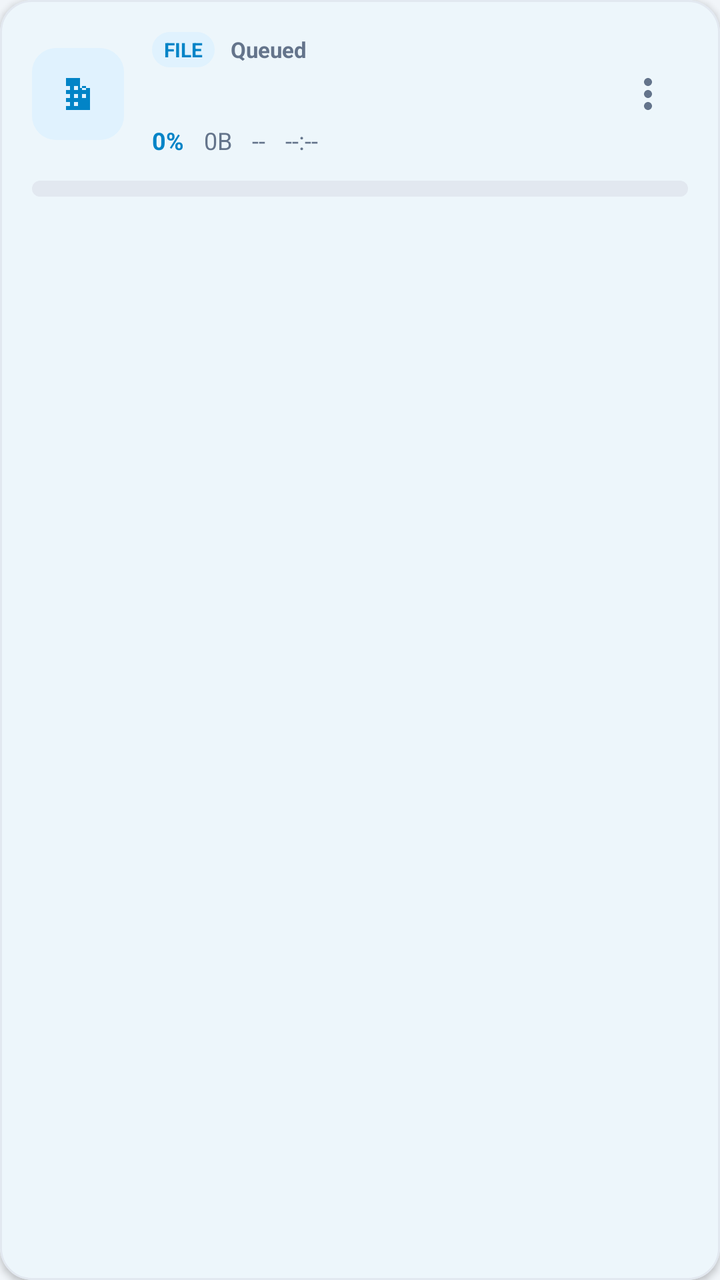
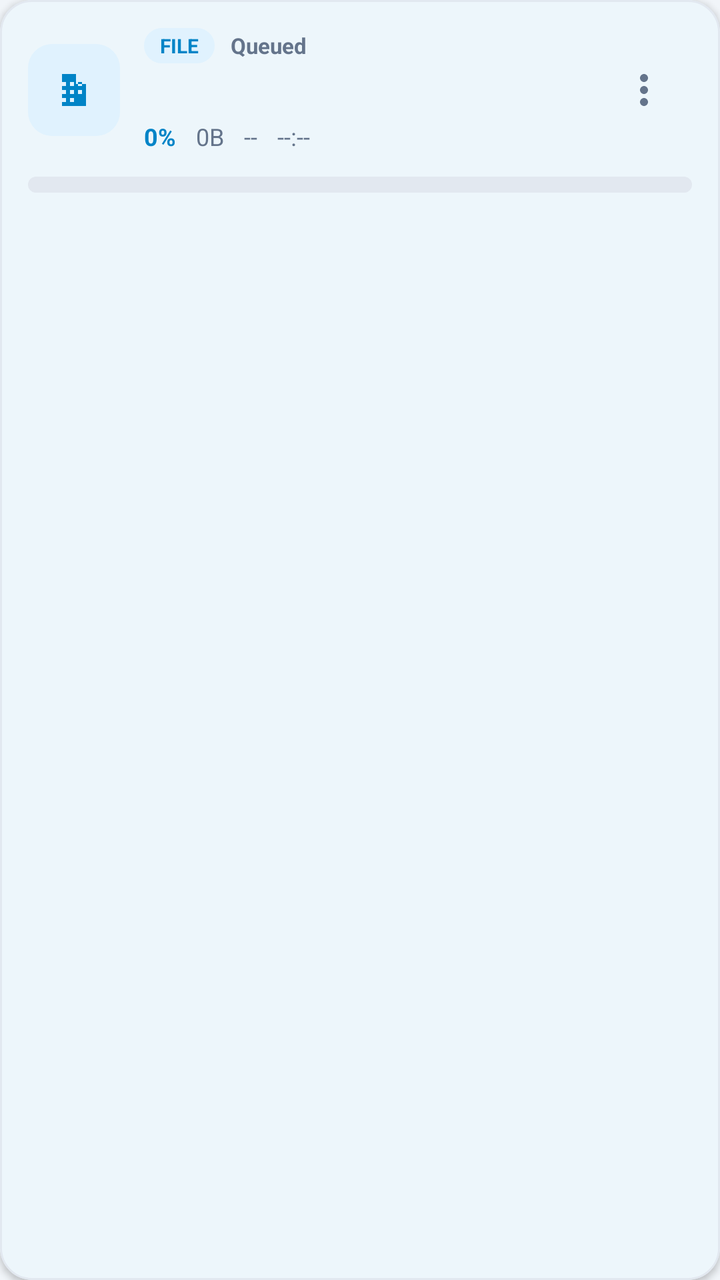

Screens rendered from an Android XML layout before and after an edit, with the pre-edit source and the edit as a unified diff.
<!-- AndroidManifest.xml: application theme Theme.DownloadManager -->
<!-- res/layout/item_download.xml -->
<?xml version="1.0" encoding="utf-8"?>
<com.google.android.material.card.MaterialCardView
    xmlns:android="http://schemas.android.com/apk/res/android"
    xmlns:app="http://schemas.android.com/apk/res-auto"
    android:layout_width="match_parent"
    android:layout_height="wrap_content"
    android:layout_marginVertical="6dp"
    android:layout_marginHorizontal="4dp"
    app:cardBackgroundColor="@color/colorSurface"
    app:cardCornerRadius="16dp"
    app:cardElevation="2dp"
    app:strokeColor="@color/colorBorder"
    app:strokeWidth="1dp">

    <LinearLayout
        android:layout_width="match_parent"
        android:layout_height="wrap_content"
        android:orientation="vertical"
        android:padding="16dp">

        <LinearLayout
            android:layout_width="match_parent"
            android:layout_height="wrap_content"
            android:gravity="center_vertical"
            android:orientation="horizontal">

            <FrameLayout
                android:layout_width="46dp"
                android:layout_height="46dp"
                android:layout_marginEnd="14dp"
                android:background="@drawable/icon_badge_background">

                <ImageView
                    android:id="@+id/ivFileType"
                    android:layout_width="24dp"
                    android:layout_height="24dp"
                    android:layout_gravity="center"
                    android:contentDescription="@string/downloads"
                    android:src="@drawable/ic_file"
                    app:tint="@color/colorPrimary" />
            </FrameLayout>

            <LinearLayout
                android:layout_width="0dp"
                android:layout_height="wrap_content"
                android:layout_weight="1"
                android:orientation="vertical">

                <LinearLayout
                    android:layout_width="match_parent"
                    android:layout_height="wrap_content"
                    android:gravity="center_vertical"
                    android:orientation="horizontal">

                    <TextView
                        android:id="@+id/tvCategoryBadge"
                        android:layout_width="wrap_content"
                        android:layout_height="wrap_content"
                        android:layout_marginEnd="8dp"
                        android:background="@drawable/icon_badge_background"
                        android:paddingHorizontal="6dp"
                        android:paddingVertical="2dp"
                        android:text="FILE"
                        android:textColor="@color/colorPrimary"
                        android:textSize="10sp"
                        android:textStyle="bold" />

                    <TextView
                        android:id="@+id/tvStatus"
                        android:layout_width="wrap_content"
                        android:layout_height="wrap_content"
                        android:text="@string/queued"
                        android:textColor="@color/gray"
                        android:textSize="11sp"
                        android:textStyle="bold" />
                </LinearLayout>

                <TextView
                    android:id="@+id/tvFilename"
                    android:layout_width="match_parent"
                    android:layout_height="wrap_content"
                    android:layout_marginTop="4dp"
                    android:ellipsize="end"
                    android:maxLines="2"
                    android:textAlignment="viewStart"
                    android:textColor="@color/colorOnSurface"
                    android:textDirection="firstStrong"
                    android:textSize="15sp"
                    android:textStyle="bold" />

                <LinearLayout
                    android:layout_width="match_parent"
                    android:layout_height="wrap_content"
                    android:layout_marginTop="4dp"
                    android:gravity="center_vertical"
                    android:orientation="horizontal">

                    <TextView
                        android:id="@+id/tvProgress"
                        android:layout_width="wrap_content"
                        android:layout_height="wrap_content"
                        android:text="0%"
                        android:textColor="@color/colorPrimary"
                        android:textSize="12sp"
                        android:textStyle="bold" />

                    <TextView
                        android:id="@+id/tvSize"
                        android:layout_width="wrap_content"
                        android:layout_height="wrap_content"
                        android:layout_marginStart="10dp"
                        android:text="0B"
                        android:textColor="@color/gray"
                        android:textSize="12sp" />

                    <TextView
                        android:id="@+id/tvSpeed"
                        android:layout_width="wrap_content"
                        android:layout_height="wrap_content"
                        android:layout_marginStart="10dp"
                        android:text="--"
                        android:textColor="@color/gray"
                        android:textSize="12sp" />

                    <TextView
                        android:id="@+id/tvEta"
                        android:layout_width="wrap_content"
                        android:layout_height="wrap_content"
                        android:layout_marginStart="10dp"
                        android:text="--:--"
                        android:textColor="@color/gray"
                        android:textSize="12sp" />
                </LinearLayout>
            </LinearLayout>

            <ImageView
                android:id="@+id/ivMore"
                android:layout_width="40dp"
                android:layout_height="40dp"
                android:background="?attr/selectableItemBackgroundBorderless"
                android:contentDescription="@string/more_options"
                android:padding="8dp"
                android:src="@drawable/ic_more_vert"
                app:tint="@color/gray" />
        </LinearLayout>

        <ProgressBar
            android:id="@+id/progressBar"
            style="?android:attr/progressBarStyleHorizontal"
            android:layout_width="match_parent"
            android:layout_height="8dp"
            android:layout_marginTop="12dp"
            android:max="100"
            android:progress="0"
            android:progressDrawable="@drawable/progress_bar_drawable" />

        
        <LinearLayout
            android:id="@+id/torrentInfo"
            android:layout_width="match_parent"
            android:layout_height="wrap_content"
            android:layout_marginTop="8dp"
            android:orientation="horizontal"
            android:visibility="gone">

            <TextView
                android:id="@+id/tvPeers"
                android:layout_width="wrap_content"
                android:layout_height="wrap_content"
                android:text="Peers: 0"
                android:textColor="@color/gray"
                android:textSize="12sp" />

            <TextView
                android:id="@+id/tvSeeds"
                android:layout_width="wrap_content"
                android:layout_height="wrap_content"
                android:layout_marginStart="16dp"
                android:text="Seeds: 0"
                android:textColor="@color/gray"
                android:textSize="12sp" />

            <TextView
                android:id="@+id/tvUploadSpeed"
                android:layout_width="wrap_content"
                android:layout_height="wrap_content"
                android:layout_marginStart="16dp"
                android:text="Upload: 0B/s"
                android:textColor="@color/gray"
                android:textSize="12sp" />
        </LinearLayout>

        
        <LinearLayout
            android:layout_width="match_parent"
            android:layout_height="wrap_content"
            android:layout_marginTop="10dp"
            android:orientation="horizontal">

            <com.google.android.material.button.MaterialButton
                android:id="@+id/btnAction1"
                style="@style/Widget.Material3.Button.TonalButton"
                android:layout_width="0dp"
                android:layout_height="40dp"
                android:layout_weight="1"
                android:insetTop="0dp"
                android:insetBottom="0dp"
                android:text="@string/pause"
                android:textSize="12sp"
                android:visibility="gone"
                app:cornerRadius="10dp" />

            <com.google.android.material.button.MaterialButton
                android:id="@+id/btnAction2"
                style="@style/Widget.Material3.Button.OutlinedButton"
                android:layout_width="0dp"
                android:layout_height="40dp"
                android:layout_marginStart="8dp"
                android:layout_weight="1"
                android:insetTop="0dp"
                android:insetBottom="0dp"
                android:text="@string/resume"
                android:textSize="12sp"
                android:visibility="gone"
                app:cornerRadius="10dp" />

            <com.google.android.material.button.MaterialButton
                android:id="@+id/btnAction3"
                style="@style/Widget.Material3.Button.OutlinedButton"
                android:layout_width="0dp"
                android:layout_height="40dp"
                android:layout_marginStart="8dp"
                android:layout_weight="1"
                android:insetTop="0dp"
                android:insetBottom="0dp"
                android:text="@string/retry"
                android:textSize="12sp"
                android:visibility="gone"
                app:cornerRadius="10dp" />
        </LinearLayout>

    </LinearLayout>

</com.google.android.material.card.MaterialCardView>
<!-- resources referenced by this layout -->
<resources>
  <color name="colorBorder">#FFE2E8F0</color>
  <color name="colorOnSurface">#FF0F172A</color>
  <color name="colorPrimary">#FF0284C7</color>
  <color name="colorSurface">#FFFFFFFF</color>
  <color name="gray">#FF64748B</color>
  <!-- drawable ic_file (drawable) -->
  <?xml version="1.0" encoding="utf-8"?>
  <vector xmlns:android="http://schemas.android.com/apk/res/android"
      android:width="24dp"
      android:height="24dp"
      android:viewportWidth="24"
      android:viewportHeight="24">
      <path
          android:fillColor="#FF000000"
          android:pathData="M13,4H6v16h12V9h-5V4zM8,18H6v-2h2v2zm0,-4H6v-2h2v2zm0,-4H6V8h2v2zm4,8h-2v-2h2v2zm0,-4h-2v-2h2v2zm0,-4h-2V8h2v2zm4,4h-2v-2h2v2zm0,-4h-2V8h2v2zm-4,8h2v-2h-2v2z" />
  </vector>
  <!-- drawable ic_more_vert (drawable) -->
  <?xml version="1.0" encoding="utf-8"?>
  <vector xmlns:android="http://schemas.android.com/apk/res/android"
      android:width="24dp"
      android:height="24dp"
      android:viewportWidth="24"
      android:viewportHeight="24">
      <path
          android:fillColor="#FF000000"
          android:pathData="M12,8c1.1,0 2,-0.9 2,-2s-0.9,-2 -2,-2 -2,0.9 -2,2 0.9,2 2,2zm0,2c-1.1,0 -2,0.9 -2,2s0.9,2 2,2 2,-0.9 2,-2 -0.9,-2 -2,-2zm0,6c-1.1,0 -2,0.9 -2,2s0.9,2 2,2 2,-0.9 2,-2 -0.9,-2 -2,-2z" />
  </vector>
  <!-- drawable icon_badge_background (drawable) -->
  <?xml version="1.0" encoding="utf-8"?>
  <shape xmlns:android="http://schemas.android.com/apk/res/android">
      <solid android:color="@color/icon_bg_tint" />
      <corners android:radius="12dp" />
  </shape>
  <!-- drawable progress_bar_drawable (drawable) -->
  <?xml version="1.0" encoding="utf-8"?>
  <layer-list xmlns:android="http://schemas.android.com/apk/res/android">
      
      <item android:id="@android:id/background">
          <shape android:shape="rectangle">
              <corners android:radius="6dp" />
              <solid android:color="@color/light_gray" />
          </shape>
      </item>
      
      
      <item android:id="@android:id/secondaryProgress">
          <scale android:scaleWidth="100%">
              <shape android:shape="rectangle">
                  <corners android:radius="6dp" />
                  <solid android:color="@color/gray" />
              </shape>
          </scale>
      </item>
      
      
      <item android:id="@android:id/progress">
          <scale android:scaleWidth="100%">
              <shape android:shape="rectangle">
                  <corners android:radius="6dp" />
                  <gradient
                      android:startColor="@color/colorPrimary"
                      android:endColor="@color/colorAccent"
                      android:angle="0" />
              </shape>
          </scale>
      </item>
  </layer-list>
  <string name="downloads">Downloads</string>
  <string name="more_options">More options</string>
  <string name="pause">Pause</string>
  <string name="queued">Queued</string>
  <string name="resume">Resume</string>
  <string name="retry">Retry</string>
  <style name="Theme.DownloadManager" parent="Theme.Material3.DayNight.NoActionBar">
          <item name="colorPrimary">@color/colorPrimary</item>
          <item name="colorPrimaryDark">@color/colorPrimaryDark</item>
          <item name="colorAccent">@color/colorAccent</item>
          <item name="colorSecondary">@color/colorAccent</item>
          <item name="colorOnPrimary">@color/colorOnPrimary</item>
          <item name="colorSurface">@color/colorSurface</item>
          <item name="colorOnSurface">@color/colorOnSurface</item>
          <item name="android:windowBackground">@color/colorBackground</item>
          <item name="android:statusBarColor">@color/colorHeaderBg</item>
          <item name="android:windowLightStatusBar">false</item>
      </style>
  <color name="icon_bg_tint">#FFE0F2FE</color>
  <color name="light_gray">#FFE2E8F0</color>
  <color name="colorAccent">#FF06B6D4</color>
  <color name="colorPrimaryDark">#FF0F172A</color>
  <color name="colorOnPrimary">#FFFFFFFF</color>
  <color name="colorBackground">#FFF1F5F9</color>
  <color name="colorHeaderBg">#FF0F172A</color>
</resources>

<!-- the commit's change to res/layout/item_download.xml (unified diff, before → after) -->
@@ -4,8 +4,8 @@
     xmlns:app="http://schemas.android.com/apk/res-auto"
     android:layout_width="match_parent"
     android:layout_height="wrap_content"
+    android:layout_marginHorizontal="4dp"
     android:layout_marginVertical="6dp"
-    android:layout_marginHorizontal="4dp"
     app:cardBackgroundColor="@color/colorSurface"
     app:cardCornerRadius="16dp"
     app:cardElevation="2dp"
@@ -16,18 +16,19 @@
         android:layout_width="match_parent"
         android:layout_height="wrap_content"
         android:orientation="vertical"
-        android:padding="16dp">
+        android:padding="14dp">
 
         <LinearLayout
             android:layout_width="match_parent"
             android:layout_height="wrap_content"
+            android:baselineAligned="false"
             android:gravity="center_vertical"
             android:orientation="horizontal">
 
             <FrameLayout
                 android:layout_width="46dp"
                 android:layout_height="46dp"
-                android:layout_marginEnd="14dp"
+                android:layout_marginEnd="12dp"
                 android:background="@drawable/icon_badge_background">
 
                 <ImageView
@@ -58,7 +59,7 @@
                         android:layout_height="wrap_content"
                         android:layout_marginEnd="8dp"
                         android:background="@drawable/icon_badge_background"
-                        android:paddingHorizontal="6dp"
+                        android:paddingHorizontal="8dp"
                         android:paddingVertical="2dp"
                         android:text="FILE"
                         android:textColor="@color/colorPrimary"
@@ -67,8 +68,11 @@
 
                     <TextView
                         android:id="@+id/tvStatus"
-                        android:layout_width="wrap_content"
-                        android:layout_height="wrap_content"
+                        android:layout_width="0dp"
+                        android:layout_height="wrap_content"
+                        android:layout_weight="1"
+                        android:ellipsize="end"
+                        android:maxLines="1"
                         android:text="@string/queued"
                         android:textColor="@color/gray"
                         android:textSize="11sp"
@@ -135,11 +139,11 @@
 
             <ImageView
                 android:id="@+id/ivMore"
-                android:layout_width="40dp"
-                android:layout_height="40dp"
+                android:layout_width="48dp"
+                android:layout_height="48dp"
                 android:background="?attr/selectableItemBackgroundBorderless"
                 android:contentDescription="@string/more_options"
-                android:padding="8dp"
+                android:padding="12dp"
                 android:src="@drawable/ic_more_vert"
                 app:tint="@color/gray" />
         </LinearLayout>
@@ -195,13 +199,14 @@
             android:layout_width="match_parent"
             android:layout_height="wrap_content"
             android:layout_marginTop="10dp"
+            android:baselineAligned="false"
             android:orientation="horizontal">
 
             <com.google.android.material.button.MaterialButton
                 android:id="@+id/btnAction1"
                 style="@style/Widget.Material3.Button.TonalButton"
                 android:layout_width="0dp"
-                android:layout_height="40dp"
+                android:layout_height="44dp"
                 android:layout_weight="1"
                 android:insetTop="0dp"
                 android:insetBottom="0dp"
@@ -214,7 +219,7 @@
                 android:id="@+id/btnAction2"
                 style="@style/Widget.Material3.Button.OutlinedButton"
                 android:layout_width="0dp"
-                android:layout_height="40dp"
+                android:layout_height="44dp"
                 android:layout_marginStart="8dp"
                 android:layout_weight="1"
                 android:insetTop="0dp"
@@ -228,7 +233,7 @@
                 android:id="@+id/btnAction3"
                 style="@style/Widget.Material3.Button.OutlinedButton"
                 android:layout_width="0dp"
-                android:layout_height="40dp"
+                android:layout_height="44dp"
                 android:layout_marginStart="8dp"
                 android:layout_weight="1"
                 android:insetTop="0dp"
<!-- resource entries referenced after the edit -->
@@ -82,7 +82,7 @@
           <item name="colorSurface">@color/colorSurface</item>
           <item name="colorOnSurface">@color/colorOnSurface</item>
           <item name="android:windowBackground">@color/colorBackground</item>
-          <item name="android:statusBarColor">@color/colorHeaderBg</item>
+          <item name="android:windowLayoutInDisplayCutoutMode" tools:targetApi="p">shortEdges</item>
           <item name="android:windowLightStatusBar">false</item>
       </style>
   <color name="icon_bg_tint">#FFE0F2FE</color>
@@ -91,6 +91,5 @@
   <color name="colorPrimaryDark">#FF0F172A</color>
   <color name="colorOnPrimary">#FFFFFFFF</color>
   <color name="colorBackground">#FFF1F5F9</color>
-  <color name="colorHeaderBg">#FF0F172A</color>
 </resources>
 
